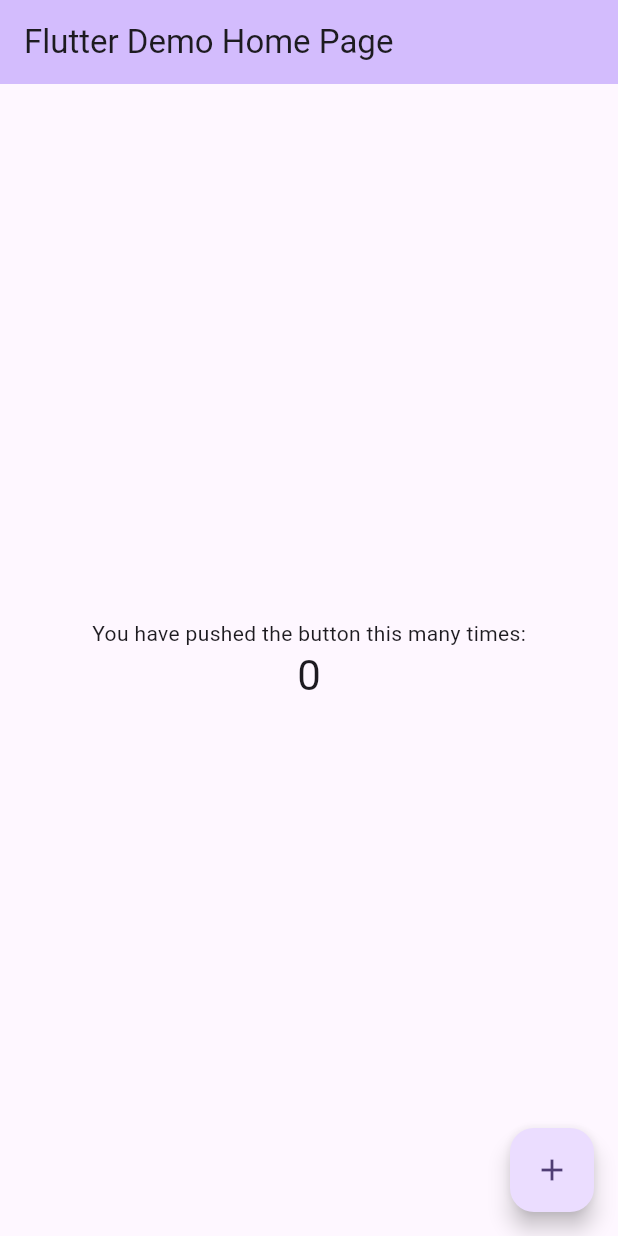
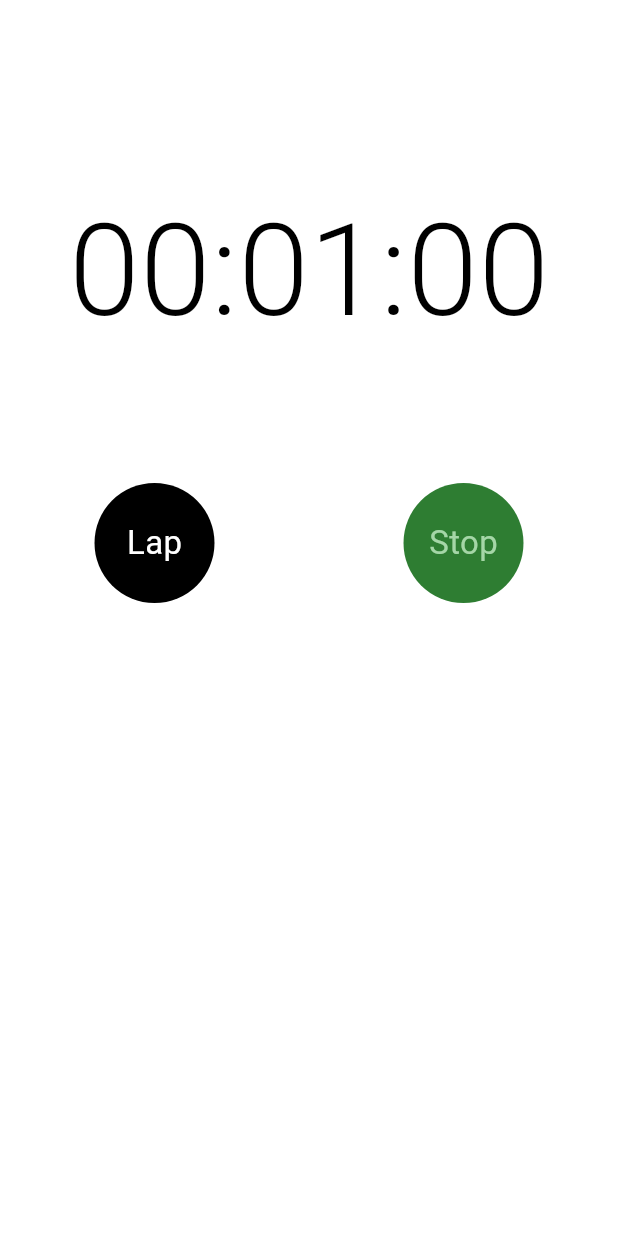
Before and after one commit to FazalHamzaKhan12/stopwatchapp, a Flutter app: the screen it shows after launch, on a phone screen of 412 x 824 dp. Run offline on Flutter 3.47's test engine with Material 3 defaults, Android fonts, the phone set to English and light mode, and no system bars.

Commit message:
Design Ready

```diff
--- /dev/null
+++ b/lib/StopWatchScreen/stopwatchpage.dart
@@ -0,0 +1,86 @@
+import 'package:flutter/material.dart';
+
+class StopwatchPage extends StatefulWidget {
+  const StopwatchPage({super.key});
+
+  @override
+  State<StopwatchPage> createState() => _StopwatchPageState();
+}
+
+class _StopwatchPageState extends State<StopwatchPage> {
+  @override
+  Widget build(BuildContext context) {
+    return Scaffold(
+      backgroundColor: Colors.white,
+      body: Container(
+        alignment: Alignment.center,
+        child: Padding(
+          padding: const EdgeInsets.symmetric(vertical: 120),
+          child: Column(
+            children: [
+              Text(
+                "00:01:00",
+                style: TextStyle(
+                    fontSize: 85,
+                    fontWeight: FontWeight.w300,
+                    color: Colors.black),
+              ),
+              Padding(
+                padding: const EdgeInsets.symmetric(vertical: 80),
+                child: Container(
+                  child: Row(
+                    mainAxisAlignment: MainAxisAlignment.spaceAround,
+                    children: [
+                      InkWell(
+                        borderRadius: BorderRadius.circular(100),
+                        onTap: (){},
+                        child: Container(
+                          height: 80,
+                          width: 80,
+                          decoration: BoxDecoration(
+                            color: Colors.black,
+                            borderRadius: BorderRadius.circular(100),
+                          ),
+                          child: Center(
+                            child: Text(
+                              "Lap",
+                              style: TextStyle(
+                                  fontSize: 22,
+                                  color: Colors.white,
+                                  fontWeight: FontWeight.w400),
+                            ),
+                          ),
+                        ),
+                      ),
+                      InkWell(
+                        borderRadius:    BorderRadius.circular(120),
+                        onTap: (){},
+                        child: Container(
+                          height: 80,
+                          width: 80,
+                          decoration: BoxDecoration(
+                            color: Colors.green[800],
+                            borderRadius: BorderRadius.circular(100),
+                          ),
+                          child: Center(
+                            child: Text(
+                              "Stop",
+                              style: TextStyle(
+                                  fontSize: 22,
+                                  color: Colors.green[200],
+                                  fontWeight: FontWeight.w400),
+                            ),
+                          ),
+                        ),
+                      ),
+                    ],
+                  ),
+                ),
+              )
+            ],
+          ),
+        ),
+      ),
+    );
+  }
+}
--- a/lib/main.dart
+++ b/lib/main.dart
@@ -1,4 +1,5 @@
 import 'package:flutter/material.dart';
+import 'package:stopwatchapp/StopWatchScreen/stopwatchpage.dart';
 
 void main() {
   runApp(const MyApp());
@@ -10,116 +11,6 @@ class MyApp extends StatelessWidget {
   // This widget is the root of your application.
   @override
   Widget build(BuildContext context) {
-    return MaterialApp(
-      title: 'Flutter Demo',
-      theme: ThemeData(
-        // This is the theme of your application.
-        //
-        // TRY THIS: Try running your application with "flutter run". You'll see
-        // the application has a purple toolbar. Then, without quitting the app,
-        // try changing the seedColor in the colorScheme below to Colors.green
-        // and then invoke "hot reload" (save your changes or press the "hot
-        // reload" button in a Flutter-supported IDE, or press "r" if you used
-        // the command line to start the app).
-        //
-        // Notice that the counter didn't reset back to zero; the application
-        // state is not lost during the reload. To reset the state, use hot
-        // restart instead.
-        //
-        // This works for code too, not just values: Most code changes can be
-        // tested with just a hot reload.
-        colorScheme: ColorScheme.fromSeed(seedColor: Colors.deepPurple),
-        useMaterial3: true,
-      ),
-      home: const MyHomePage(title: 'Flutter Demo Home Page'),
-    );
+    return MaterialApp(title: 'Stop Watch',debugShowCheckedModeBanner: false,home: StopwatchPage(),);
   }
 }
-
-class MyHomePage extends StatefulWidget {
-  const MyHomePage({super.key, required this.title});
-
-  // This widget is the home page of your application. It is stateful, meaning
-  // that it has a State object (defined below) that contains fields that affect
-  // how it looks.
-
-  // This class is the configuration for the state. It holds the values (in this
-  // case the title) provided by the parent (in this case the App widget) and
-  // used by the build method of the State. Fields in a Widget subclass are
-  // always marked "final".
-
-  final String title;
-
-  @override
-  State<MyHomePage> createState() => _MyHomePageState();
-}
-
-class _MyHomePageState extends State<MyHomePage> {
-  int _counter = 0;
-
-  void _incrementCounter() {
-    setState(() {
-      // This call to setState tells the Flutter framework that something has
-      // changed in this State, which causes it to rerun the build method below
-      // so that the display can reflect the updated values. If we changed
-      // _counter without calling setState(), then the build method would not be
-      // called again, and so nothing would appear to happen.
-      _counter++;
-    });
-  }
-
-  @override
-  Widget build(BuildContext context) {
-    // This method is rerun every time setState is called, for instance as done
-    // by the _incrementCounter method above.
-    //
-    // The Flutter framework has been optimized to make rerunning build methods
-    // fast, so that you can just rebuild anything that needs updating rather
-    // than having to individually change instances of widgets.
-    return Scaffold(
-      appBar: AppBar(
-        // TRY THIS: Try changing the color here to a specific color (to
-        // Colors.amber, perhaps?) and trigger a hot reload to see the AppBar
-        // change color while the other colors stay the same.
-        backgroundColor: Theme.of(context).colorScheme.inversePrimary,
-        // Here we take the value from the MyHomePage object that was created by
-        // the App.build method, and use it to set our appbar title.
-        title: Text(widget.title),
-      ),
-      body: Center(
-        // Center is a layout widget. It takes a single child and positions it
-        // in the middle of the parent.
-        child: Column(
-          // Column is also a layout widget. It takes a list of children and
-          // arranges them vertically. By default, it sizes itself to fit its
-          // children horizontally, and tries to be as tall as its parent.
-          //
-          // Column has various properties to control how it sizes itself and
-          // how it positions its children. Here we use mainAxisAlignment to
-          // center the children vertically; the main axis here is the vertical
-          // axis because Columns are vertical (the cross axis would be
-          // horizontal).
-          //
-          // TRY THIS: Invoke "debug painting" (choose the "Toggle Debug Paint"
-          // action in the IDE, or press "p" in the console), to see the
-          // wireframe for each widget.
-          mainAxisAlignment: MainAxisAlignment.center,
-          children: <Widget>[
-            const Text(
-              'You have pushed the button this many times:',
-            ),
-            Text(
-              '$_counter',
-              style: Theme.of(context).textTheme.headlineMedium,
-            ),
-          ],
-        ),
-      ),
-      floatingActionButton: FloatingActionButton(
-        onPressed: _incrementCounter,
-        tooltip: 'Increment',
-        child: const Icon(Icons.add),
-      ), // This trailing comma makes auto-formatting nicer for build methods.
-    );
-  }
-}
```
